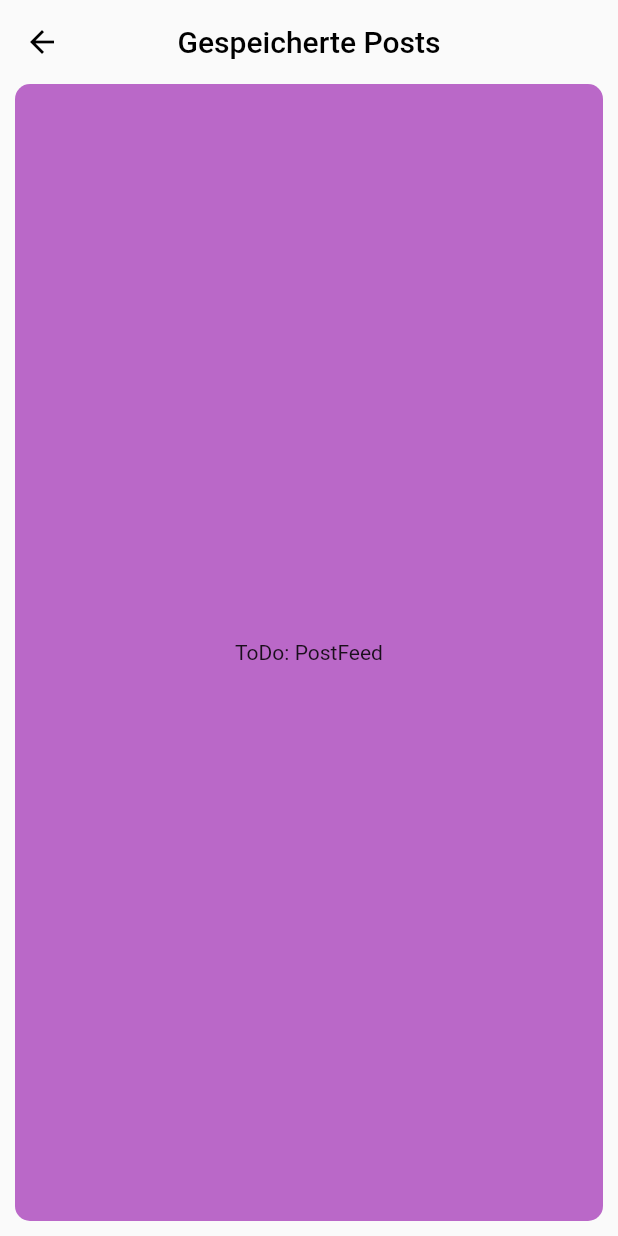
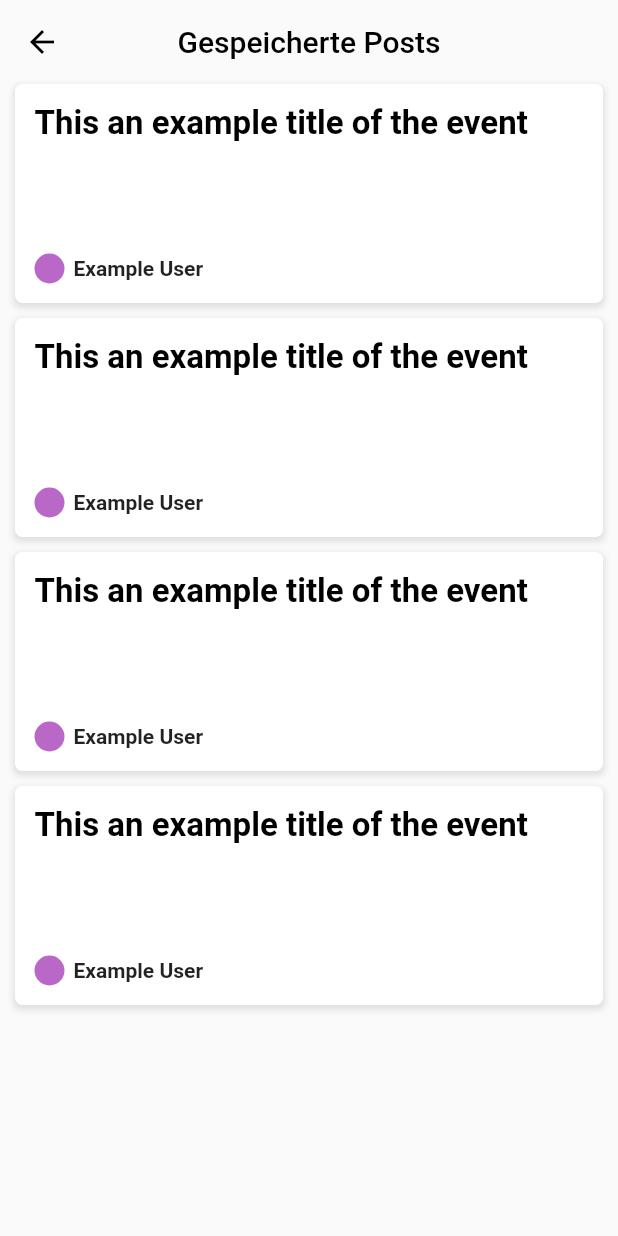
Before and after one commit to tim200002/fingerfunke-app, a Flutter app: the SavedPage screen opened by its route, on a phone screen of 412 x 824 dp. Run offline on Flutter 3.47's test engine with Material 2 defaults, Android fonts, the phone set to English and light mode, and no system bars; our stand-ins replace bloc, cloud_firestore, equatable, firebase_auth, firebase_core, flutter_bloc and 3 more; accounts and stored records are empty.

Commit message:
worked on feed

```diff
--- a/lib/utils/app_theme.dart
+++ b/lib/utils/app_theme.dart
@@ -20,8 +20,9 @@ class AppTheme {
           secondary: Colors.teal[100]!,
           onSecondary: Colors.black),
       textTheme: TextTheme(
-          headline4: TextStyle(
-              fontWeight: FontWeight.bold, fontSize: 22, color: Colors.black)),
+          headline3: TextStyle(
+              fontWeight: FontWeight.bold, fontSize: 26, color: Colors.black),
+          headline4: TextStyle(fontWeight: FontWeight.bold, fontSize: 22, color: Colors.black)),
       appBarTheme: const AppBarTheme(elevation: 0, centerTitle: true, backgroundColor: Colors.transparent, foregroundColor: Colors.black));
 
   static const double PADDING_SIDE = 20;
--- a/lib/utils/dev_tools.dart
+++ b/lib/utils/dev_tools.dart
@@ -1,6 +1,8 @@
 import 'package:flutter/material.dart';
 
 class DevTools {
+  static const Color colorPlaceholder = Color(0xFFBA68C8); // purple 300
+
   static void showToDoSnackbar(BuildContext context) {
     ScaffoldMessenger.of(context)
         .showSnackBar(const SnackBar(content: Text("ToDo")));
@@ -8,7 +10,7 @@ class DevTools {
 
   static Widget placeholder(String message) {
     return Container(
-      color: Colors.purple[300],
+      color: colorPlaceholder,
       child: Center(
         child: Text("ToDo: $message"),
       ),
--- /dev/null
+++ b/lib/view/post_feed/view/post_feed_item_view.dart
@@ -0,0 +1,61 @@
+import 'package:fingerfunke_app/utils/dev_tools.dart';
+import 'package:flutter/material.dart';
+
+class PostFeedItem extends StatelessWidget {
+  const PostFeedItem({Key? key}) : super(key: key);
+
+  Widget _PLACEHOLDER_authorImage() {
+    return Container(
+      height: 20,
+      width: 20,
+      decoration: BoxDecoration(
+        borderRadius: BorderRadius.circular(100),
+        color: DevTools.colorPlaceholder,
+      ),
+    );
+  }
+
+  Widget _authorInfo(BuildContext context) {
+    return Row(mainAxisAlignment: MainAxisAlignment.start, children: [
+      Padding(
+          padding: EdgeInsets.only(right: 6),
+          child: _PLACEHOLDER_authorImage()),
+      Text(
+        "Example User",
+        style: TextStyle(fontWeight: FontWeight.bold),
+      )
+    ]);
+  }
+
+  @override
+  Widget build(BuildContext context) {
+    return Container(
+      padding: EdgeInsets.all(13),
+      decoration: BoxDecoration(
+        boxShadow: [
+          BoxShadow(
+              color: Colors.grey[300]!,
+              offset: Offset(0, 2),
+              spreadRadius: 1,
+              blurRadius: 3)
+        ],
+        borderRadius: BorderRadius.circular(5),
+        color: Colors.white,
+      ),
+      margin: EdgeInsets.only(bottom: 10),
+      child: Column(
+        crossAxisAlignment: CrossAxisAlignment.stretch,
+        mainAxisSize: MainAxisSize.min,
+        children: [
+          Container(
+              constraints: BoxConstraints(minHeight: 100),
+              child: Text(
+                "This an example title of the event",
+                style: Theme.of(context).textTheme.headline4,
+              )),
+          _authorInfo(context)
+        ],
+      ),
+    );
+  }
+}
--- a/lib/view/post_feed/view/post_feed_view.dart
+++ b/lib/view/post_feed/view/post_feed_view.dart
@@ -1,4 +1,5 @@
 import 'package:fingerfunke_app/utils/dev_tools.dart';
+import 'package:fingerfunke_app/view/post_feed/view/post_feed_item_view.dart';
 import 'package:flutter/material.dart';
 
 class PostFeedView extends StatelessWidget {
@@ -6,8 +7,12 @@ class PostFeedView extends StatelessWidget {
 
   @override
   Widget build(BuildContext context) {
-    return ClipRRect(
+    return /* ClipRRect(
         borderRadius: BorderRadius.circular(10),
-        child: DevTools.placeholder("PostFeed"));
+        child: */
+        ListView.builder(
+            clipBehavior: Clip.none,
+            itemCount: 4,
+            itemBuilder: (_, i) => PostFeedItem());
   }
 }
```
